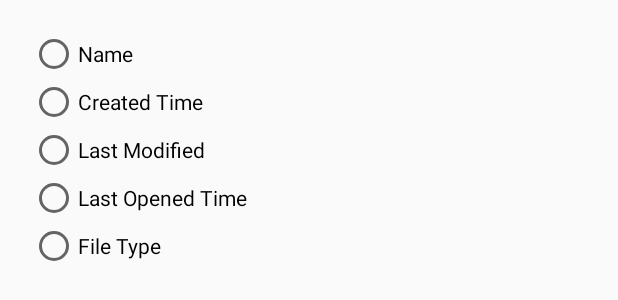
After one commit to vuquangkhtn/FileManager, an Android app: the layout dialog_sort.xml on its own in the app's theme, with its tools: preview values and no code run, on a phone screen of 412 x 824 dp. The commit adds this screen. Shown: the top 300 px of the screen. Run offline under Robolectric (Android 15) with nearby library versions, the phone set to English and light mode, and no system bars.

Commit message:
[SortDialog] fix ui

```diff
--- a/app/src/main/java/com/onlinetest/vuquang/filemanager/main/MainPresenter.java
+++ b/app/src/main/java/com/onlinetest/vuquang/filemanager/main/MainPresenter.java
@@ -143,7 +143,7 @@ public class MainPresenter<V extends MainMvpView> extends BasePresenter<V> imple
         if(!getDataManager().getActionManager().addAction(new MoveAction(srcFile, desPath))) {
             getMvpView().onError("Move failed");
         } else {
-            openDirectory(new File(desPath));
+            openDirectory(new File(srcFile).getParentFile());
             if(!getDataManager().getOpenedFileManager().updateOpenedFile(srcFile,
                     desPath+File.separator+FileHelper.getFileName(srcFile))) {
                 getMvpView().showMessage("Can't update quick access");
--- a/app/src/main/java/com/onlinetest/vuquang/filemanager/utils/FileHelper.java
+++ b/app/src/main/java/com/onlinetest/vuquang/filemanager/utils/FileHelper.java
@@ -173,6 +173,10 @@ public class FileHelper {
         if(!file.exists() || file.isFile()) {
             return false;
         }
+        File desFile = new File(desDir + File.separator + FileHelper.getFileName(srcPath));
+        if(desFile.exists()) {
+            return false;
+        }
         copyFileOrDirectory(srcPath, desDir);
         return removeFile(srcPath);
     }
--- /dev/null
+++ b/app/src/main/res/layout/dialog_sort.xml
@@ -0,0 +1,37 @@
+<?xml version="1.0" encoding="utf-8"?>
+<LinearLayout
+    xmlns:android="http://schemas.android.com/apk/res/android"
+    android:padding="@dimen/d20"
+    android:layout_width="match_parent"
+    android:layout_height="match_parent">
+    <RadioGroup
+        android:id="@+id/rg_group"
+        android:layout_width="match_parent"
+        android:layout_height="match_parent">
+        <RadioButton
+            android:id="@+id/rdb_name"
+            android:layout_width="wrap_content"
+            android:layout_height="wrap_content"
+            android:text="Name"/>
+        <RadioButton
+            android:id="@+id/rdb_created"
+            android:layout_width="wrap_content"
+            android:layout_height="wrap_content"
+            android:text="Created Time"/>
+        <RadioButton
+            android:id="@+id/rdb_modified"
+            android:layout_width="wrap_content"
+            android:layout_height="wrap_content"
+            android:text="Last Modified"/>
+        <RadioButton
+            android:id="@+id/rdb_opened"
+            android:layout_width="wrap_content"
+            android:layout_height="wrap_content"
+            android:text="Last Opened Time"/>
+        <RadioButton
+            android:id="@+id/rdb_file_type"
+            android:layout_width="wrap_content"
+            android:layout_height="wrap_content"
+            android:text="File Type"/>
+    </RadioGroup>
+</LinearLayout>
--- a/app/src/main/res/menu/menu_recycle_file_popup.xml
+++ b/app/src/main/res/menu/menu_recycle_file_popup.xml
@@ -5,6 +5,10 @@
         android:icon="@drawable/ic_delete_permanent"
         android:title="Permanently Delete"/>
     <item
+        android:id="@+id/action_move_to"
+        android:icon="@drawable/ic_move"
+        android:title="Move To"/>
+    <item
         android:id="@+id/action_properties"
         android:icon="@drawable/ic_properties"
         android:title="Properties"/>
```
Also changed, not shown: app/src/main/java/com/onlinetest/vuquang/filemanager/main/MainActivity.java (+12 -21 lines).
